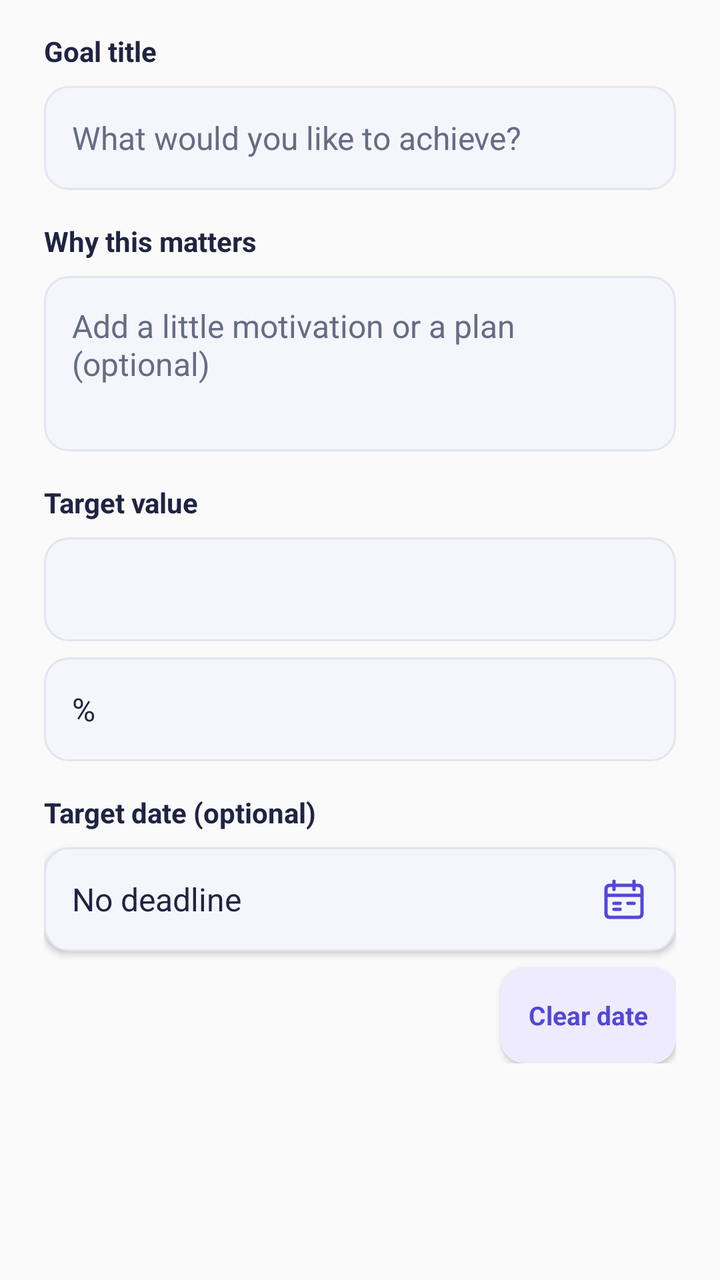
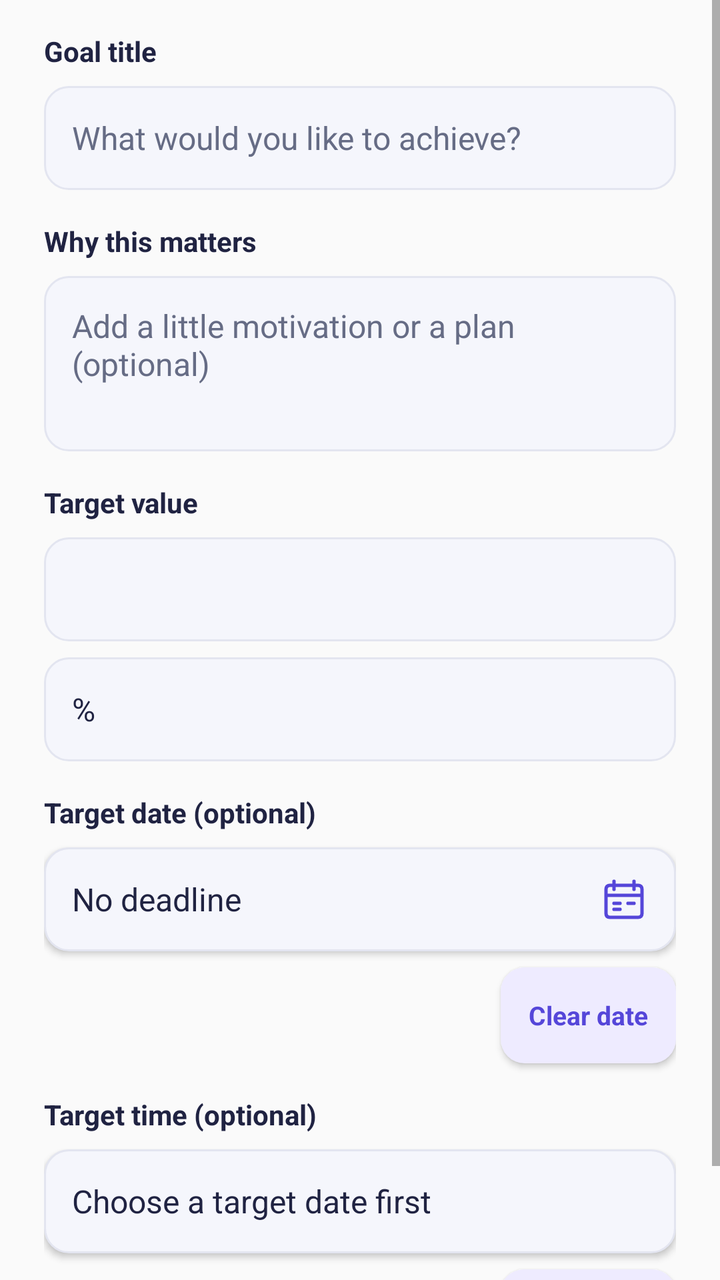

Compare the two renders of this Android layout. The source of the first and the diff that turns it into the second are given below.
<!-- AndroidManifest.xml: application theme Theme.Stride -->
<!-- res/layout/dialog_goal.xml -->
<?xml version="1.0" encoding="utf-8"?>

<ScrollView xmlns:android="http://schemas.android.com/apk/res/android"
    android:layout_width="match_parent"
    android:layout_height="wrap_content">
    <LinearLayout
        android:layout_width="match_parent"
        android:layout_height="wrap_content"
        android:orientation="vertical"
        android:paddingStart="22dp"
        android:paddingEnd="22dp"
        android:paddingBottom="20dp">
        <TextView
            style="@style/StrideGoalLabel"
            android:labelFor="@id/title_input"
            android:text="@string/goals_title_label" />
        <EditText
            android:id="@+id/title_input"
            style="@style/StrideGoalField"
            android:hint="@string/goals_title_hint"
            android:inputType="textCapSentences"
            android:singleLine="true" />
        <TextView
            style="@style/StrideGoalLabel"
            android:labelFor="@id/notes_input"
            android:text="@string/goals_notes_label" />
        <EditText
            android:id="@+id/notes_input"
            style="@style/StrideGoalField"
            android:gravity="top|start"
            android:hint="@string/goals_notes_hint"
            android:inputType="textMultiLine|textCapSentences"
            android:minLines="3"
            android:maxLines="6" />
        <TextView
            style="@style/StrideGoalLabel"
            android:labelFor="@id/target_input"
            android:text="@string/goals_target_label" />
        <EditText
            android:id="@+id/target_input"
            style="@style/StrideGoalField"
            android:inputType="numberDecimal"
            android:singleLine="true" />
        <TextView
            android:id="@+id/unit_label"
            style="@style/StrideGoalField"
            android:gravity="center_vertical|start"
            android:text="%" />
        <TextView
            style="@style/StrideGoalLabel"
            android:labelFor="@id/date_button"
            android:text="@string/goals_date_label" />
        <Button
            android:id="@+id/date_button"
            style="@style/StrideGoalField"
            android:backgroundTint="@null"
            android:gravity="center_vertical|start"
            android:textAllCaps="false"
            android:text="@string/goals_no_date"
            android:drawableEnd="@drawable/ic_workspace_calendar"
            android:drawableTint="@color/goals_accent" />
        <Button
            android:id="@+id/clear_date_button"
            style="@style/StrideGoalButton"
            android:layout_gravity="end"
            android:layout_marginTop="8dp"
            android:text="@string/goals_clear_date" />
        <TextView
            android:id="@+id/form_error"
            android:layout_width="match_parent"
            android:layout_height="wrap_content"
            android:layout_marginTop="12dp"
            android:accessibilityLiveRegion="polite"
            android:textColor="@color/goals_warning"
            android:textSize="14sp"
            android:visibility="gone" />
    </LinearLayout>
</ScrollView>
<!-- resources referenced by this layout -->
<resources>
  <color name="goals_accent">#5546D9</color>
  <color name="goals_warning">#A23E35</color>
  <!-- drawable ic_workspace_calendar (drawable) -->
  <?xml version="1.0" encoding="utf-8"?>
  
  <vector xmlns:android="http://schemas.android.com/apk/res/android"
      android:width="24dp" android:height="24dp"
      android:viewportWidth="24" android:viewportHeight="24">
      <path android:pathData="M5,5 H19 Q21,5 21,7 V19 Q21,21 19,21 H5 Q3,21 3,19 V7 Q3,5 5,5 Z M7,3 V7 M17,3 V7 M3,10 H21 M7,14 H10 M14,14 H17 M7,17 H10"
          android:fillColor="@android:color/transparent"
          android:strokeColor="@color/workspace_icon"
          android:strokeWidth="1.7"
          android:strokeLineCap="round" android:strokeLineJoin="round" />
  </vector>
  <string name="goals_clear_date">Clear date</string>
  <string name="goals_date_label">Target date (optional)</string>
  <string name="goals_no_date">No deadline</string>
  <string name="goals_notes_hint">Add a little motivation or a plan (optional)</string>
  <string name="goals_notes_label">Why this matters</string>
  <string name="goals_target_label">Target value</string>
  <string name="goals_title_hint">What would you like to achieve?</string>
  <string name="goals_title_label">Goal title</string>
  <style name="StrideGoalField">
          <item name="android:layout_width">match_parent</item>
          <item name="android:layout_height">wrap_content</item>
          <item name="android:layout_marginTop">8dp</item>
          <item name="android:minHeight">52dp</item>
          <item name="android:padding">14dp</item>
          <item name="android:background">@drawable/bg_goals_field</item>
          <item name="android:textColor">@color/goals_ink</item>
          <item name="android:textColorHint">@color/goals_muted</item>
          <item name="android:textSize">16sp</item>
      </style>
  <style name="StrideGoalLabel">
          <item name="android:layout_width">match_parent</item>
          <item name="android:layout_height">wrap_content</item>
          <item name="android:layout_marginTop">16dp</item>
          <item name="android:textColor">@color/goals_ink</item>
          <item name="android:textSize">14sp</item>
          <item name="android:textStyle">bold</item>
      </style>
  <style name="Theme.Stride" parent="android:style/Theme.Material.Light.NoActionBar">
          <item name="android:fontFamily">sans-serif</item>
          <item name="android:colorAccent">@color/stride_primary</item>
          <item name="android:navigationBarColor">@color/stride_primary</item>
          <item name="android:windowLightStatusBar">false</item>
          <item name="android:statusBarColor">@color/stride_primary</item>
      </style>
  <color name="workspace_icon">#626C81</color>
  <!-- drawable bg_goals_chip (drawable) -->
  <?xml version="1.0" encoding="utf-8"?>
  <selector xmlns:android="http://schemas.android.com/apk/res/android">
      <item android:state_selected="true"><shape><solid android:color="@color/goals_accent" /><corners android:radius="12dp" /></shape></item>
      <item><shape><solid android:color="@color/goals_soft" /><corners android:radius="12dp" /></shape></item>
  </selector>
  <!-- drawable bg_goals_field (drawable) -->
  <?xml version="1.0" encoding="utf-8"?>
  <shape xmlns:android="http://schemas.android.com/apk/res/android">
      <solid android:color="@color/goals_background" />
      <corners android:radius="12dp" />
      <stroke android:width="1dp" android:color="@color/goals_border" />
  </shape>
  <color name="goals_ink">#202342</color>
  <color name="goals_muted">#666C85</color>
  <color name="stride_primary">#4F46E5</color>
  <color name="goals_soft">#EEEBFF</color>
  <color name="goals_background">#F5F6FC</color>
  <color name="goals_border">#E3E5F0</color>
  <!-- unchanged entries left out for length: 1 -->
</resources>

<!-- the commit's change to res/layout/dialog_goal.xml (unified diff, before → after) -->
@@ -66,6 +66,23 @@
             android:layout_marginTop="8dp"
             android:text="@string/goals_clear_date" />
         <TextView
+            style="@style/StrideGoalLabel"
+            android:labelFor="@id/time_button"
+            android:text="@string/goals_time_label" />
+        <Button
+            android:id="@+id/time_button"
+            style="@style/StrideGoalField"
+            android:backgroundTint="@null"
+            android:gravity="center_vertical|start"
+            android:textAllCaps="false"
+            android:text="@string/goals_time_choose_date" />
+        <Button
+            android:id="@+id/clear_time_button"
+            style="@style/StrideGoalButton"
+            android:layout_gravity="end"
+            android:layout_marginTop="8dp"
+            android:text="@string/goals_clear_time" />
+        <TextView
             android:id="@+id/form_error"
             android:layout_width="match_parent"
             android:layout_height="wrap_content"
<!-- resource entries referenced after the edit -->
@@ -15,11 +15,14 @@
           android:strokeLineCap="round" android:strokeLineJoin="round" />
   </vector>
   <string name="goals_clear_date">Clear date</string>
+  <string name="goals_clear_time">Clear time</string>
   <string name="goals_date_label">Target date (optional)</string>
   <string name="goals_no_date">No deadline</string>
   <string name="goals_notes_hint">Add a little motivation or a plan (optional)</string>
   <string name="goals_notes_label">Why this matters</string>
   <string name="goals_target_label">Target value</string>
+  <string name="goals_time_choose_date">Choose a target date first</string>
+  <string name="goals_time_label">Target time (optional)</string>
   <string name="goals_title_hint">What would you like to achieve?</string>
   <string name="goals_title_label">Goal title</string>
   <style name="StrideGoalField">
